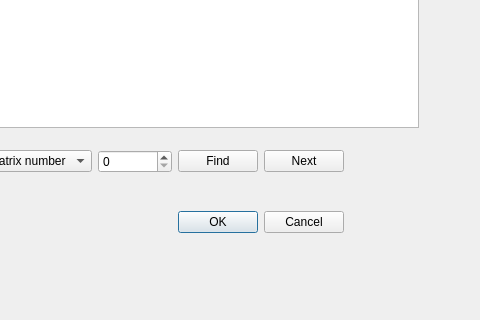
This is FaustSpin/UrFaustGUI_TEST_1/manual_exchange_integral_dialog.ui in MadComputationalPhys2003/Progect_Gonchar as Qt 5 draws it before an edit; both pictures show x 177 to 657 and y 214 to 534 of the 657 by 534 pixel window. The edited form follows.
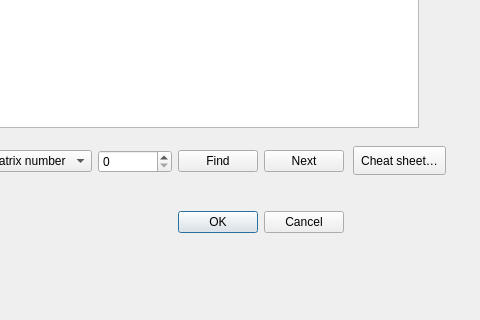
This is the edited form.

Patch:
```diff
--- a/FaustSpin/UrFaustGUI_TEST_1/manual_exchange_integral_dialog.ui
+++ b/FaustSpin/UrFaustGUI_TEST_1/manual_exchange_integral_dialog.ui
@@ -185,6 +185,22 @@
     </item>
    </layout>
   </widget>
+  <widget class="QPushButton" name="cheatSheetButton">
+   <property name="geometry">
+    <rect>
+     <x>530</x>
+     <y>360</y>
+     <width>93</width>
+     <height>29</height>
+    </rect>
+   </property>
+   <property name="text">
+    <string>Cheat sheet…</string>
+   </property>
+   <property name="autoDefault">
+    <bool>false</bool>
+   </property>
+  </widget>
  </widget>
  <resources/>
  <connections>
```
